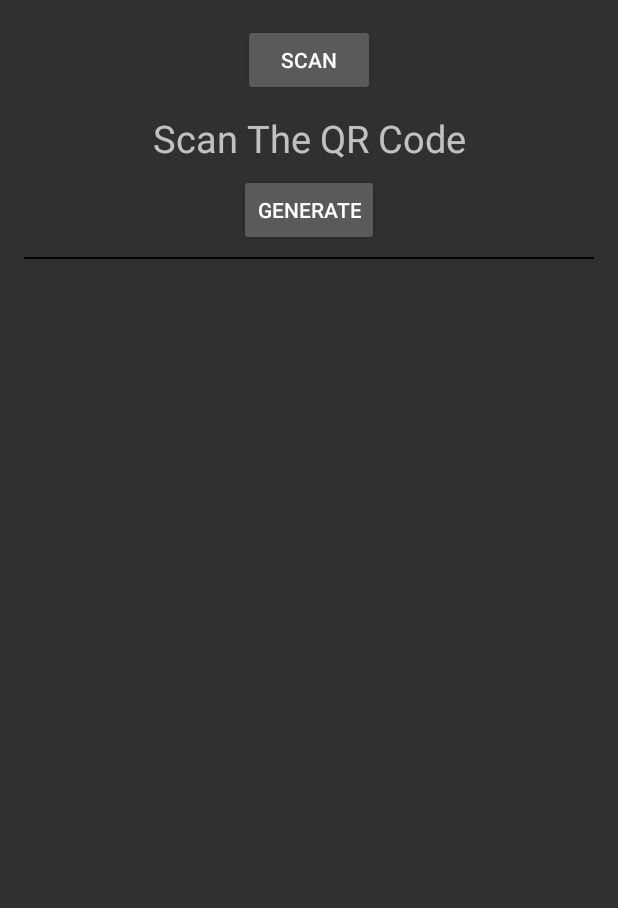
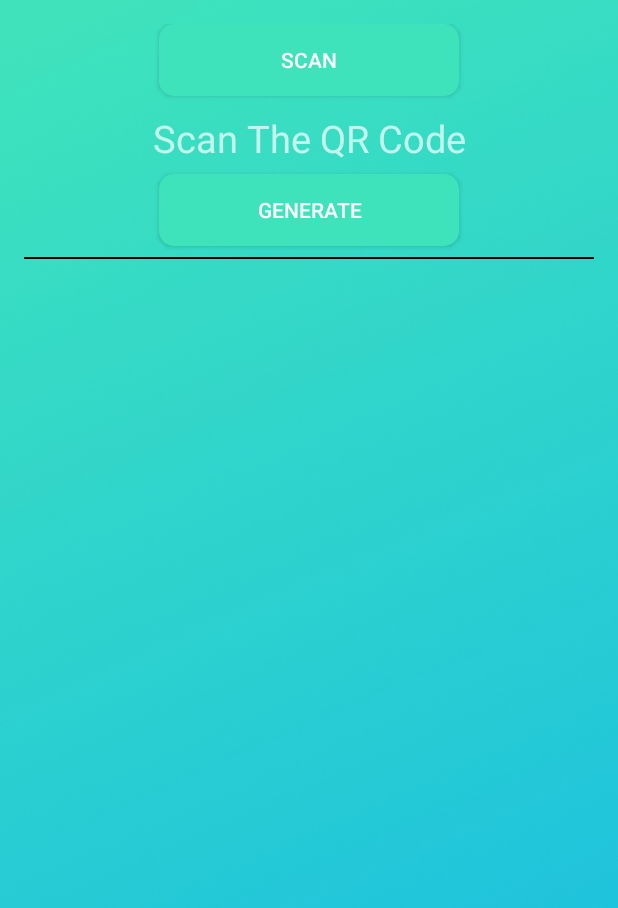
Before and after one commit to CMPUT301F18T14/PicMyMed, an Android app: the GeneratorActivity screen opened directly, with no data from a screen before it, on a phone screen of 412 x 824 dp. Shown: the top 908 px of the screen. Run offline under Robolectric (Android 15) with nearby library versions, the phone set to English and light mode, and no system bars; libraries missing offline, so code that uses them is left out: com.journeyapps.barcodescanner.

Commit message:
QR generator done

```diff
--- a/app/src/main/res/layout/activity_generator.xml
+++ b/app/src/main/res/layout/activity_generator.xml
@@ -7,14 +7,18 @@
     android:paddingLeft="16dp"
     android:paddingRight="16dp"
     android:paddingTop="16dp"
-    tools:context="com.example.QRCode.GeneratorActivity">
+    tools:context="com.example.QRCode.GeneratorActivity"
+    android:background= "@drawable/background_gradient">
 
-    <Button
+
+<Button
         android:id="@+id/scan_button"
-        android:layout_width="wrap_content"
+        android:layout_width="200dp"
         android:layout_height="wrap_content"
         android:layout_centerHorizontal="true"
-        android:text="@string/scan" />
+        android:text="@string/scan"
+        android:background="@drawable/rounded_box"
+    />
     <TextView
         android:id="@+id/scanned_textview"
         android:layout_width="match_parent"
@@ -23,17 +27,19 @@
         android:layout_marginTop="5dp"
         android:layout_centerHorizontal="true"
         android:textSize="25sp"
-        android:hint="@string/scan_the_qr_code"
+        android:text="@string/scan_the_qr_code"
         android:padding="5dp"
         android:gravity="center_horizontal"/>
 
     <Button
         android:id="@+id/generate_button"
-        android:layout_width="wrap_content"
+        android:layout_width="200dp"
         android:layout_height="wrap_content"
         android:layout_centerHorizontal="true"
         android:layout_marginTop="100dp"
-        android:text="@string/generate_qr_code" />
+        android:text="@string/generate_qr_code"
+        android:background="@drawable/rounded_box"
+        />
     <View
         android:layout_width="match_parent"
         android:layout_height="1dp"
```
